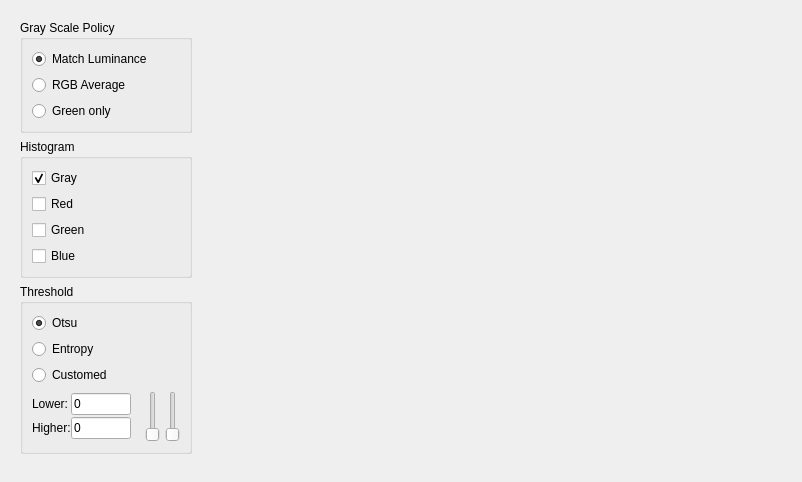
First picture: the form in src/HistogramDialog.ui, repository Ovilia/PIP, before the edit.
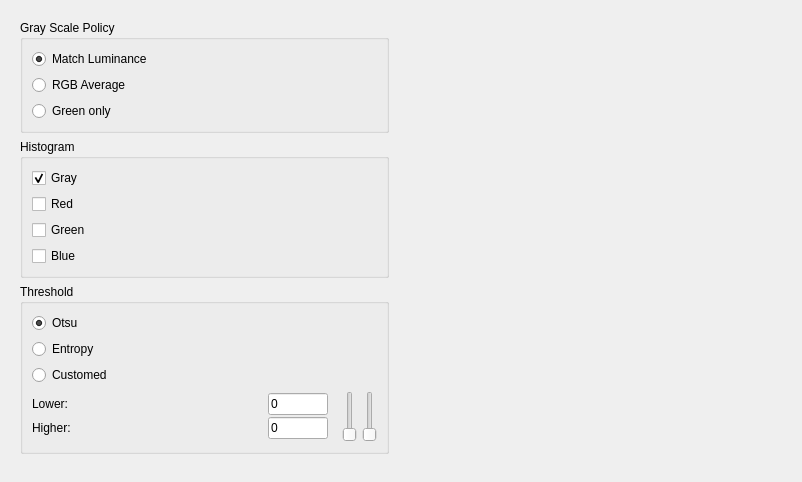
Second picture: the form after the edit. Icons and pictures are not drawn.

Commit message: Gray scale histogram

```diff
--- a/src/HistogramDialog.ui
+++ b/src/HistogramDialog.ui
@@ -273,17 +273,7 @@
     <widget class="QWidget" name="rightWidget" native="true">
      <layout class="QVBoxLayout" name="verticalLayout_6">
       <item>
-       <spacer name="horizontalSpacer">
-        <property name="orientation">
-         <enum>Qt::Horizontal</enum>
-        </property>
-        <property name="sizeHint" stdset="0">
-         <size>
-          <width>40</width>
-          <height>20</height>
-         </size>
-        </property>
-       </spacer>
+       <layout class="QVBoxLayout" name="painterLayout"/>
       </item>
      </layout>
     </widget>
```
Left out of the diff: 2 changed lines with no effect on the pictures. The commit also changes 8 other files.
